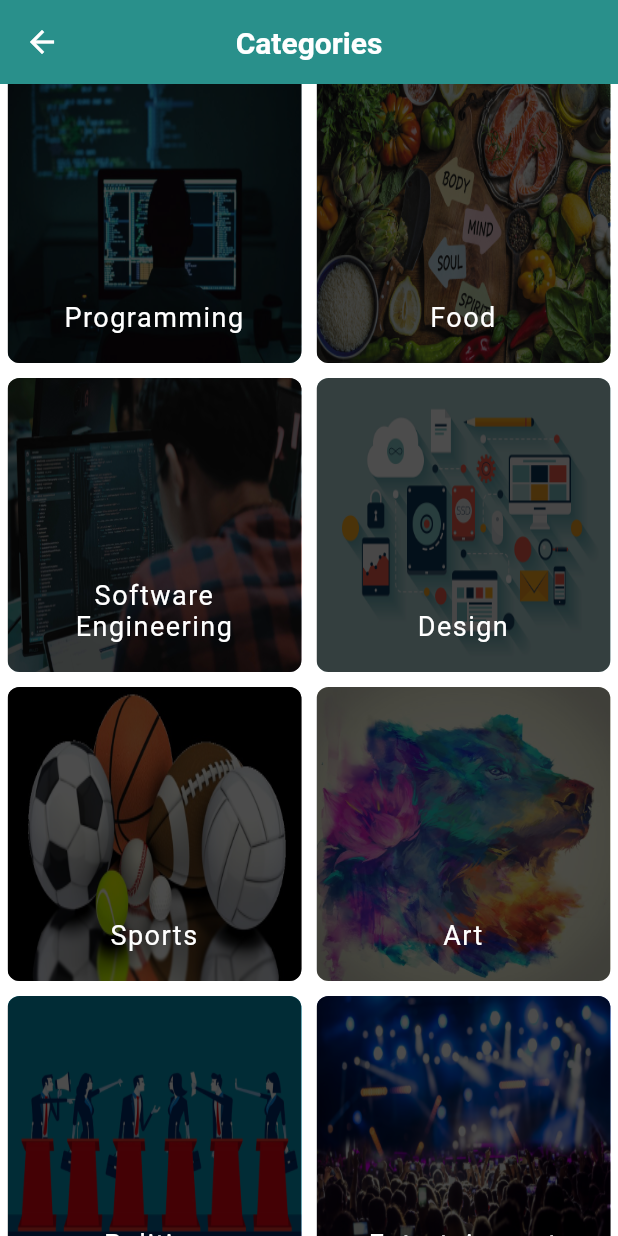
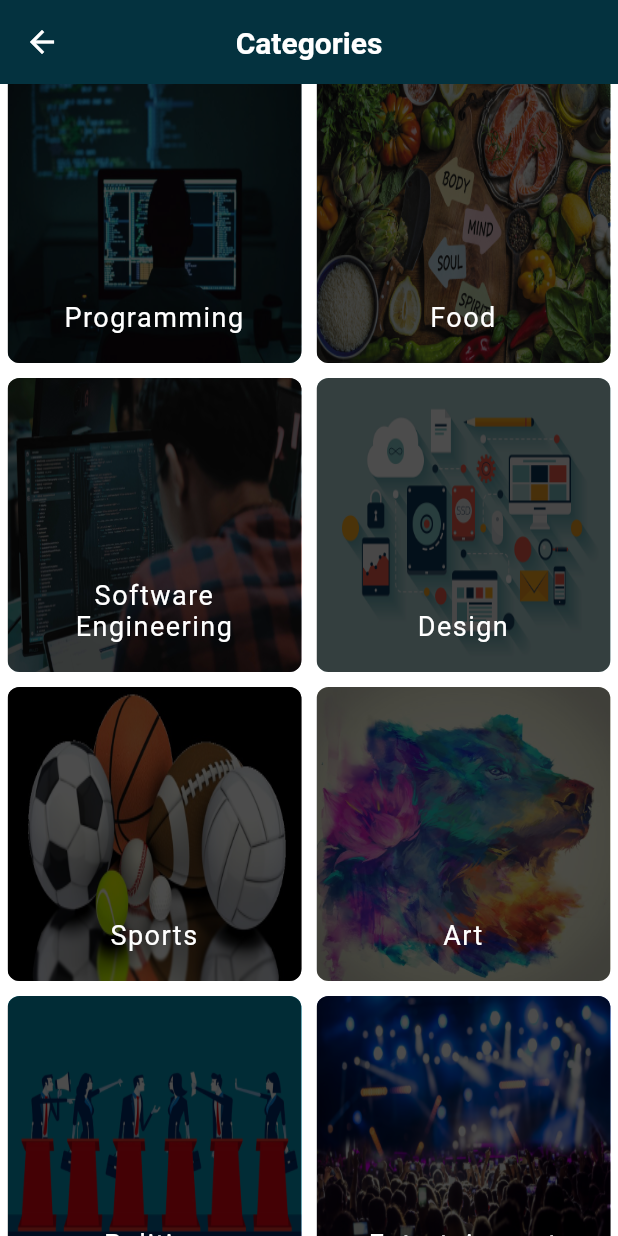
Before and after one commit to Williano/Bona-Blog-Mobile, a Flutter app: the CategoryListScreen screen opened by its route, scrolled down 576 dp, on a phone screen of 412 x 824 dp. Run offline on Flutter 3.47's test engine with Material 2 defaults, Android fonts, the light colour scheme and no system bars; our stand-ins replace font_awesome_flutter, persistent_bottom_nav_bar; Roboto replaces fonts that are missing (Georgia, Hind).

Commit message:
Update Widget

```diff
--- a/lib/widgets/sliver_widgets/static_sliver_app_widget.dart
+++ b/lib/widgets/sliver_widgets/static_sliver_app_widget.dart
@@ -1,4 +1,3 @@
-import 'package:bona_blog/utilities/custom_material_colors_utils.dart';
 import 'package:bona_blog/widgets/sliver_widgets/static_flexible_space_bar_widget.dart';
 import 'package:flutter/material.dart';
 
@@ -12,7 +11,7 @@ Widget staticSliverAppBar({
       pinned: true,
       expandedHeight: 200,
       elevation: 0.0,
-      backgroundColor: customColor,
+      backgroundColor: Theme.of(context).primaryColor,
       flexibleSpace: staticFlexibleSpaceBar(
           context: context,
           title: title,
```
